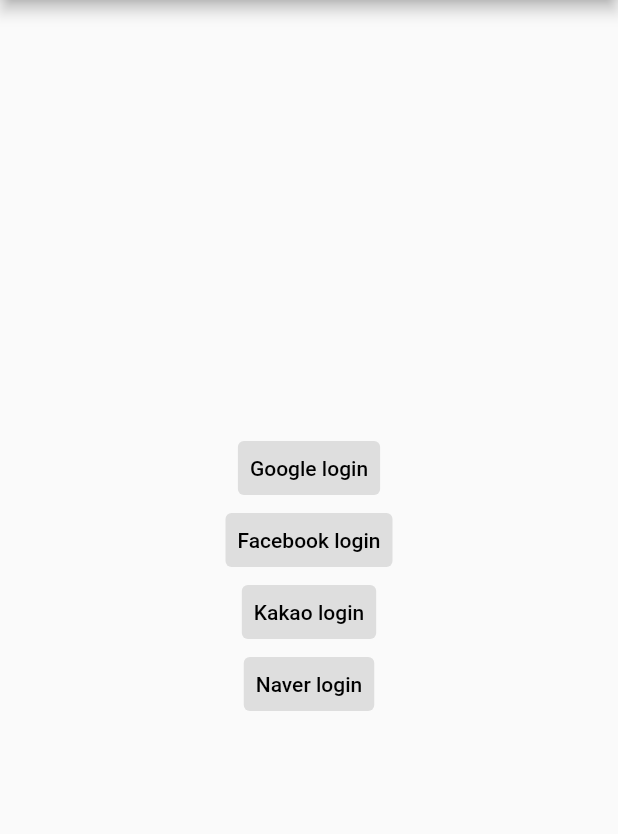
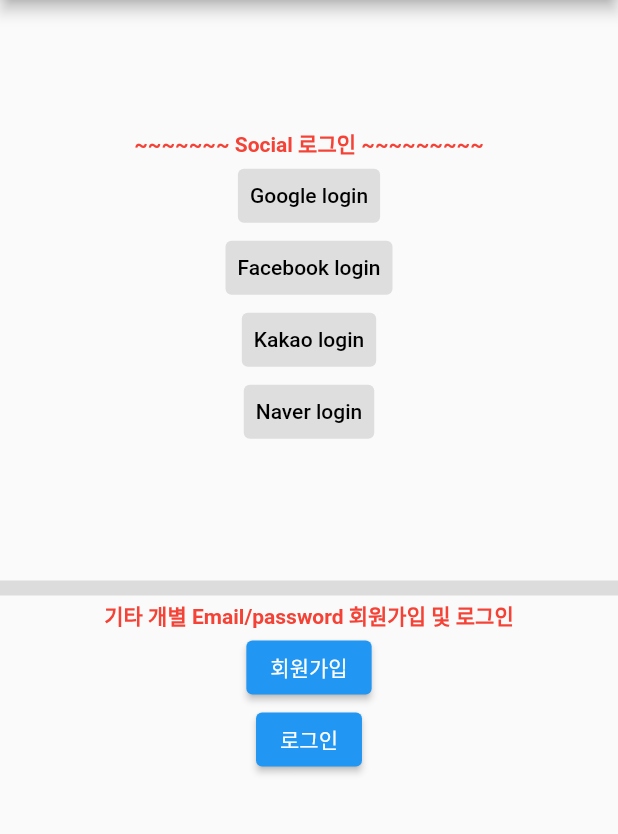
Before and after one commit to kicok/flutter_sns_login_sample, a Flutter app: the screen it shows after launch, on a phone screen of 412 x 824 dp, the part 84-918 px from its top. Run offline on Flutter 3.47's test engine with Material 2 defaults, Android fonts, the phone set to English and light mode, and no system bars; our stand-ins replace firebase_auth, firebase_core, google_sign_in; missing offline and left inert: flutter_facebook_auth, flutter_web_auth; accounts and stored records are empty.

Commit message:
일반 기타개별 이메일/비밀번호 회원가입및 로그인 추가

```diff
--- a/lib/pages/home.dart
+++ b/lib/pages/home.dart
@@ -1,5 +1,6 @@
 import 'package:firebase_auth/firebase_auth.dart';
 import 'package:flutter/material.dart';
+import 'package:flutter_sns_login_sample/pages/my_page.dart';
 
 import 'login_widget.dart';
 
@@ -15,22 +16,23 @@
           if (!snapshot.hasData) {
             return const LoginWidget();
           } else {
-            return Center(
-              child: Column(
-                mainAxisAlignment: MainAxisAlignment.center,
-                children: [
-                  Text('${snapshot.data.displayName}님 환영합니다.'),
-                  TextButton(
-                    onPressed: FirebaseAuth.instance.signOut,
-                    child: const Text('로그아웃'),
-                    style: TextButton.styleFrom(
-                      backgroundColor: Colors.grey.withOpacity(0.3),
-                      primary: Colors.black,
-                    ),
-                  )
-                ],
-              ),
-            );
+            return const MyPage();
+            // return Center(
+            //   child: Column(
+            //     mainAxisAlignment: MainAxisAlignment.center,
+            //     children: [
+            //       Text('${snapshot.data.displayName}님 환영합니다.'),
+            //       TextButton(
+            //         onPressed: FirebaseAuth.instance.signOut,
+            //         child: const Text('로그아웃'),
+            //         style: TextButton.styleFrom(
+            //           backgroundColor: Colors.grey.withOpacity(0.3),
+            //           primary: Colors.black,
+            //         ),
+            //       )
+            //     ],
+            //   ),
+            // );
           }
         },
       ),
--- a/lib/pages/login_widget.dart
+++ b/lib/pages/login_widget.dart
@@ -114,6 +114,41 @@
         .signInWithCustomToken(responseCustomToken.body);
   }
 
+  /////////////// Email & Password SingUp, SingIn ///////////////////////
+  // 반드시 firebase 의 Authentication 에서 [Sign-in method]에서 [새 제공업체 추가]를 눌러 이메일/비밀번호 의 사용설정을 해야 사용할수 있음
+
+  void _signUp() async {
+    print('signUp');
+    try {
+      await FirebaseAuth.instance.createUserWithEmailAndPassword(
+          email: "barry.allen@example.com", password: "SuperSecretPassword!");
+    } on FirebaseAuthException catch (e) {
+      print("FirebaseAuthException");
+
+      if (e.code == 'weak-password') {
+        print('The password provided is too weak.');
+      } else if (e.code == 'email-already-in-use') {
+        print('The account already exists for that email.');
+      }
+    } catch (e) {
+      print("catch");
+    }
+  }
+
+  void _signIn() async {
+    try {
+      await FirebaseAuth.instance.signInWithEmailAndPassword(
+          email: "barry.allen@example.com", password: "SuperSecretPassword!");
+    } on FirebaseAuthException catch (e) {
+      if (e.code == 'user-not-found') {
+        print('No user found for that email.');
+      } else if (e.code == 'wrong-password') {
+        print('Wrong password provided for that user.');
+      }
+    }
+  }
+  ///////////////////////////////////////////////////////////////
+
   @override
   Widget build(BuildContext context) {
     return Scaffold(
@@ -124,6 +159,17 @@
         child: Column(
           mainAxisAlignment: MainAxisAlignment.center,
           children: [
+            Expanded(
+              child: Column(
+                mainAxisAlignment: MainAxisAlignment.center,
+                children: [
+                  const Text(
+                    "~~~~~~~ Social 로그인 ~~~~~~~~~",
+                    style: TextStyle(
+                      fontWeight: FontWeight.bold,
+                      color: Colors.red,
+                    ),
+                  ),
                   TextButton(
                     onPressed: signInWithGoogle,
                     child: const Text('Google login'),
@@ -159,6 +205,26 @@
                 ],
               ),
             ),
+            Expanded(
+                child: Column(
+              children: [
+                const Divider(
+                  thickness: 10,
+                ),
+                const Text(
+                  "기타 개별 Email/password 회원가입 및 로그인",
+                  style: TextStyle(
+                    fontWeight: FontWeight.bold,
+                    color: Colors.red,
+                  ),
+                ),
+                ElevatedButton(onPressed: _signUp, child: const Text("회원가입")),
+                ElevatedButton(onPressed: _signIn, child: const Text("로그인")),
+              ],
+            ))
+          ],
+        ),
+      ),
     );
   }
 }
```
Also changed, not shown: lib/pages/my_page.dart (added, +27 -0 lines). Lines whose indentation alone changed are shown as unchanged.
